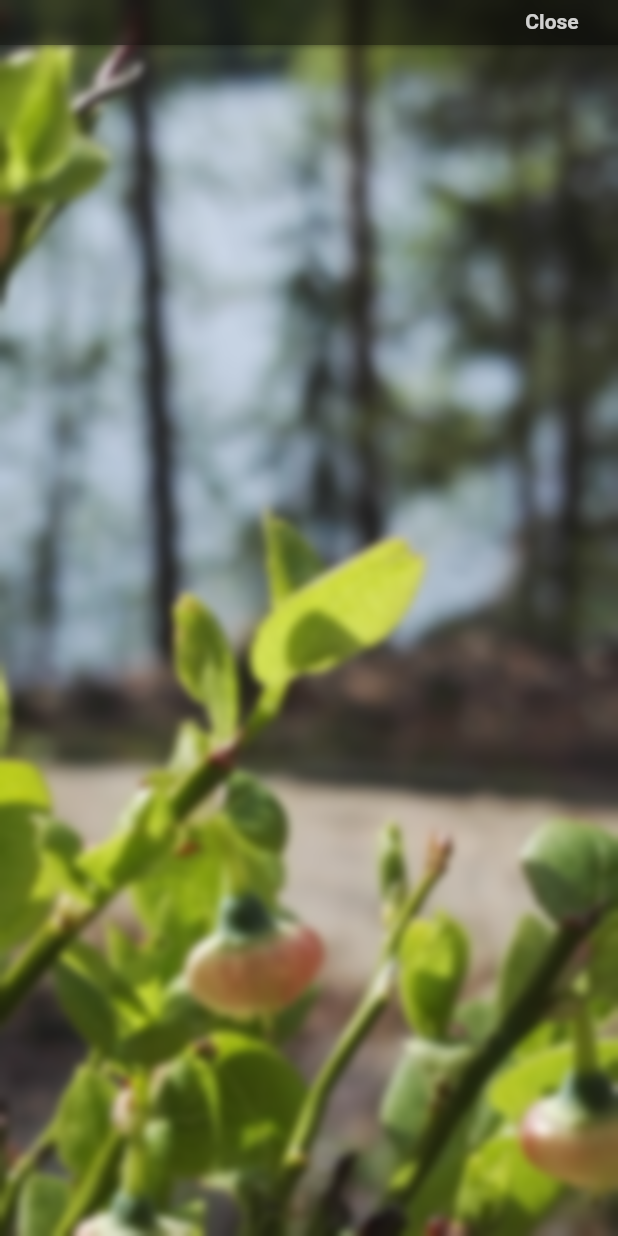
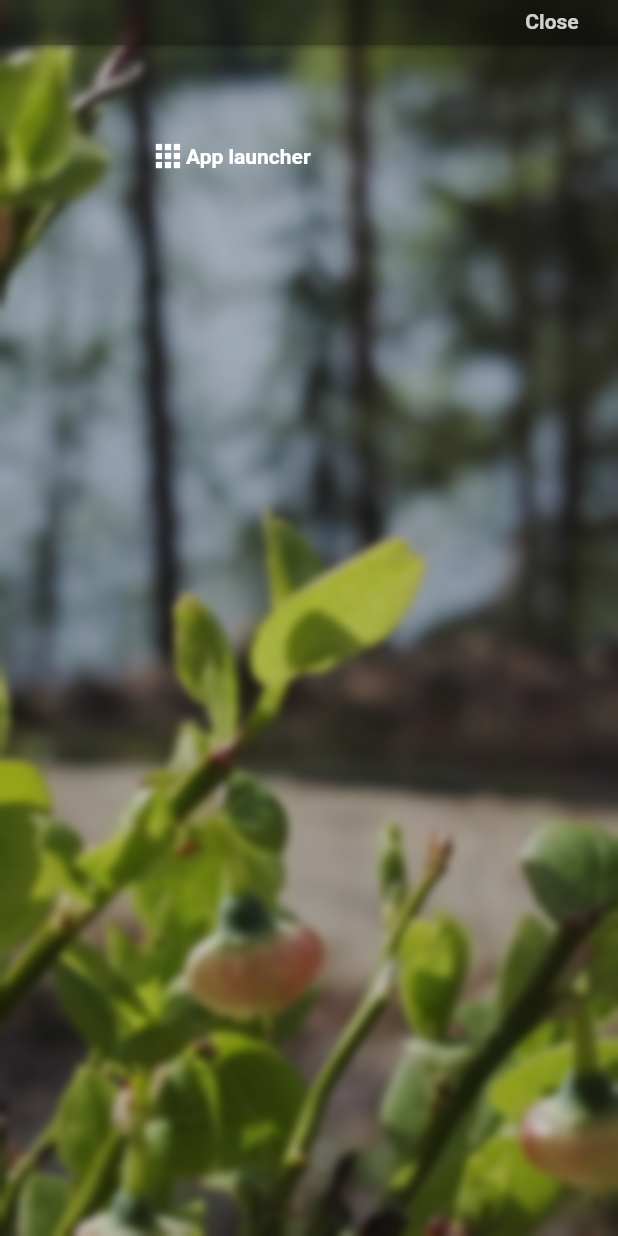
Before and after one commit to Jappe02/jappeOsDesktop, a Flutter app: the Launcher screen opened directly, on a phone screen of 412 x 824 dp. Run offline on Flutter 3.47's test engine with Material 2 defaults, Android fonts, the phone set to English and light mode, and no system bars.

Commit message:
Making on the launcher

```diff
--- a/lib/desktop.dart
+++ b/lib/desktop.dart
@@ -419,7 +419,36 @@ class _MyLauncherPageState extends State<Launcher> {
               child: Container(
                 child: contentContainer(
                   Stack(
+                    children: <Widget>[
+                      Positioned( /// [NOT DONE]
+                        top: 50,
+                        left: 100,
+                        right: 100,
+                        height: 50,
+                        child: Align(
+                          alignment: Alignment.topCenter,
 
+                          child: FlatButton(
+                            padding: EdgeInsets.all(0),
+                            child: Row(
+                              children: [
+                                Icon(Icons.apps, color: Colors.white,),
+                                Text(
+                                  'App launcher',
+                                  style: TextStyle(
+                                    fontWeight: FontWeight.bold,
+                                    color: Colors.white,
+                                  ),
+                                ),
+                              ],
+                            ),
+                            onPressed: () {
+
+                            },
+                          ),
+                        ),
+                      ),
+                    ],
                   ),
                 ),
               ),
@@ -462,7 +491,7 @@ class _MyLauncherPageState extends State<Launcher> {
             .of(context)
             .size
             .width / 1.2,
-          color:Colors.black.withOpacity(0),
+          color:Colors.black.withOpacity(0.2),
           child: child,
         ),
       ),
```
